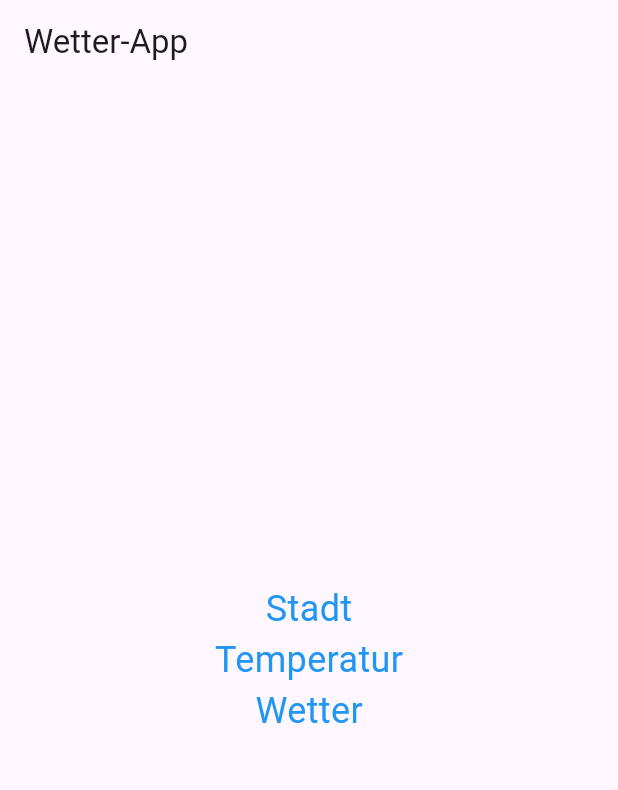
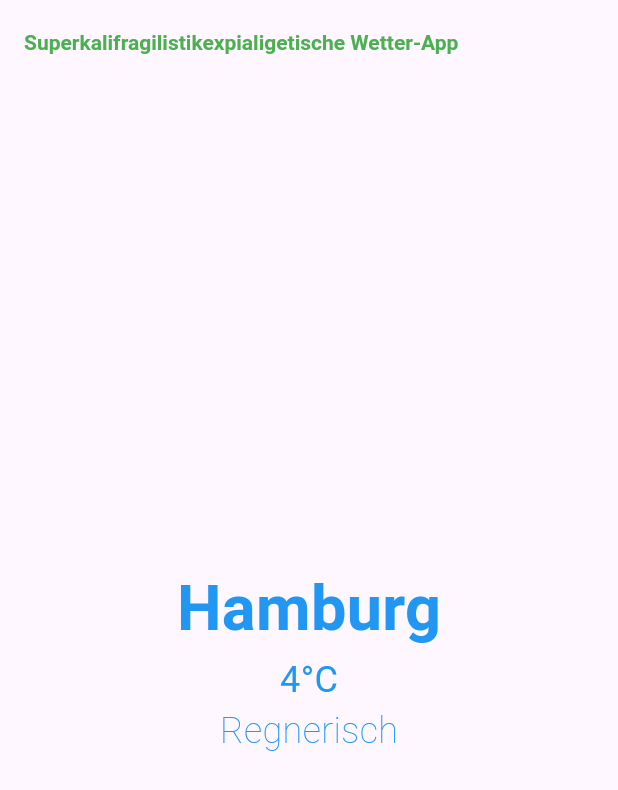
Before and after one commit to jubeXyz/weather_app, a Flutter app: the screen it shows after launch, on a phone screen of 412 x 824 dp. Shown: the top 790 px of the screen. Run offline on Flutter 3.47's test engine with Material 3 defaults, Android fonts, the phone set to English and light mode, and no system bars.

Commit message:
Farbe Größe Text

```diff
--- a/lib/main.dart
+++ b/lib/main.dart
@@ -28,7 +28,13 @@ import 'package:flutter/material.dart';
      return Scaffold(
       appBar: AppBar(
         title: const Text(
-          "Wetter-App"),
+          "Superkalifragilistikexpialigetische Wetter-App",
+          style: TextStyle(
+            color: Colors.green,
+            fontWeight: FontWeight.bold,
+            fontSize: 14,
+            ),
+        ),
       ),
       body: Container(
         child: const Center(
@@ -36,24 +42,26 @@ import 'package:flutter/material.dart';
             mainAxisAlignment: MainAxisAlignment.center,
         children: [
           Text(
-            "Stadt",
+            "Hamburg",
+            style: TextStyle(
+          color: Colors.blue,
+          fontSize: 42,
+          fontWeight: FontWeight.bold,
+          ),
+          ),
+          Text(
+            "4°C",
             style: TextStyle(
           color: Colors.blue,
           fontSize: 24,
           ),
           ),
           Text(
-            "Temperatur",
+            "Regnerisch",
             style: TextStyle(
           color: Colors.blue,
           fontSize: 24,
-          ),
-          ),
-          Text(
-            "Wetter",
-            style: TextStyle(
-          color: Colors.blue,
-          fontSize: 24,
+          fontWeight: FontWeight.w200,
           ),
           ),
         ],
```
